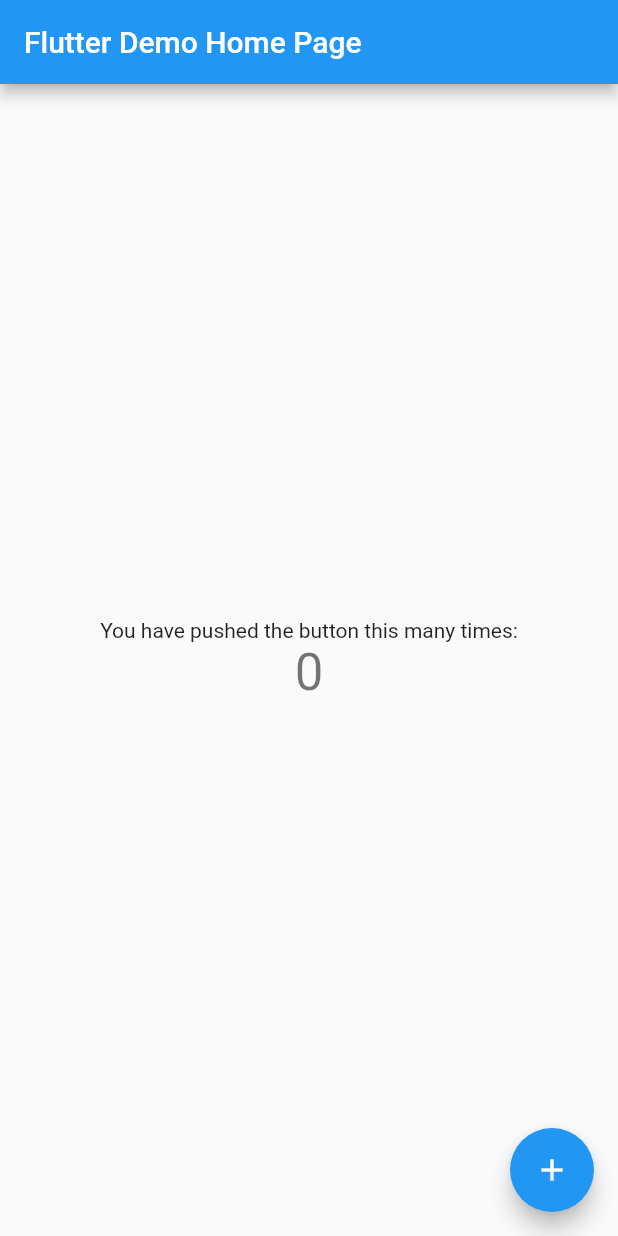
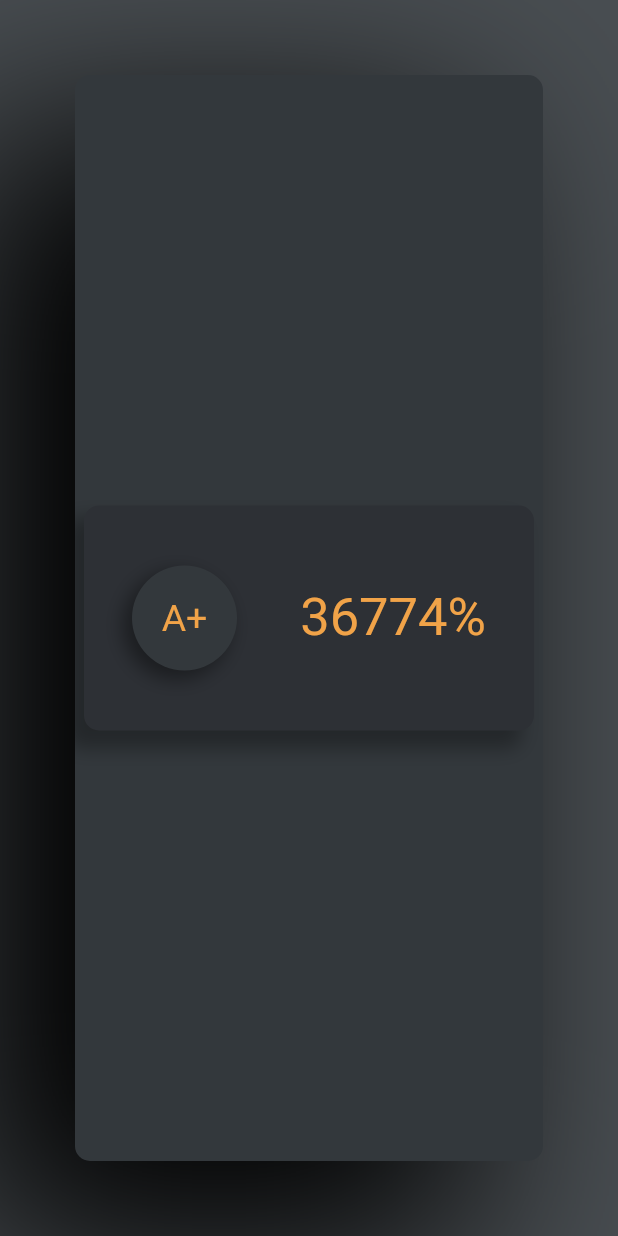
Before and after one commit to DeployChef/BusinessCard, a Flutter app: the screen it shows after launch, on a phone screen of 412 x 824 dp. Run offline on Flutter 3.47's test engine with Material 2 defaults, Android fonts, the phone set to English and light mode, and no system bars; our stand-ins replace flutter_inset_box_shadow.

Commit message:
2 vars of cards

```diff
--- /dev/null
+++ b/lib/app_colors.dart
@@ -0,0 +1,8 @@
+import 'package:flutter/material.dart';
+
+class AppColors{
+  static Color backColor = Color(0xFF494E52);
+  static Color plateColor = Color(0xFF33383C);
+  static Color cardColor = Color(0xFF2D3035);
+  static Color orangeTextColor = Color(0xFFF1A348);
+}
--- /dev/null
+++ b/lib/home.dart
@@ -0,0 +1,38 @@
+import 'package:business_card/app_colors.dart';
+import 'package:business_card/stats_card.dart';
+import 'package:business_card/stats_card2.dart';
+import 'package:flutter/material.dart';
+
+class Home extends StatelessWidget {
+  const Home({Key? key}) : super(key: key);
+
+  @override
+  Widget build(BuildContext context) {
+    return Scaffold(
+      backgroundColor: AppColors.backColor,
+      body: Padding(
+        padding: const EdgeInsets.all(50),
+        child: DecoratedBox(
+          decoration: BoxDecoration(
+            boxShadow: [
+              BoxShadow(
+                blurRadius: 120,
+                spreadRadius: 15,
+                offset: Offset(-60, 50),
+              ),
+            ],
+          ),
+          child: ClipRRect(
+            borderRadius: BorderRadius.circular(10),
+            child: Container(
+              color: AppColors.plateColor,
+              child: Center(
+                child: StatsCard2()
+                ),
+            ),
+          ),
+        ),
+      ),
+    );
+  }
+}
--- a/lib/main.dart
+++ b/lib/main.dart
@@ -1,3 +1,4 @@
+import 'package:business_card/home.dart';
 import 'package:flutter/material.dart';
 
 void main() {
@@ -11,105 +12,11 @@ class MyApp extends StatelessWidget {
   @override
   Widget build(BuildContext context) {
     return MaterialApp(
-      title: 'Flutter Demo',
+      title: 'Business Card',
       theme: ThemeData(
-        // This is the theme of your application.
-        //
-        // Try running your application with "flutter run". You'll see the
-        // application has a blue toolbar. Then, without quitting the app, try
-        // changing the primarySwatch below to Colors.green and then invoke
-        // "hot reload" (press "r" in the console where you ran "flutter run",
-        // or simply save your changes to "hot reload" in a Flutter IDE).
-        // Notice that the counter didn't reset back to zero; the application
-        // is not restarted.
         primarySwatch: Colors.blue,
       ),
-      home: const MyHomePage(title: 'Flutter Demo Home Page'),
+      home: Home(),
     );
   }
 }
-
-class MyHomePage extends StatefulWidget {
-  const MyHomePage({Key? key, required this.title}) : super(key: key);
-
-  // This widget is the home page of your application. It is stateful, meaning
-  // that it has a State object (defined below) that contains fields that affect
-  // how it looks.
-
-  // This class is the configuration for the state. It holds the values (in this
-  // case the title) provided by the parent (in this case the App widget) and
-  // used by the build method of the State. Fields in a Widget subclass are
-  // always marked "final".
-
-  final String title;
-
-  @override
-  State<MyHomePage> createState() => _MyHomePageState();
-}
-
-class _MyHomePageState extends State<MyHomePage> {
-  int _counter = 0;
-
-  void _incrementCounter() {
-    setState(() {
-      // This call to setState tells the Flutter framework that something has
-      // changed in this State, which causes it to rerun the build method below
-      // so that the display can reflect the updated values. If we changed
-      // _counter without calling setState(), then the build method would not be
-      // called again, and so nothing would appear to happen.
-      _counter++;
-    });
-  }
-
-  @override
-  Widget build(BuildContext context) {
-    // This method is rerun every time setState is called, for instance as done
-    // by the _incrementCounter method above.
-    //
-    // The Flutter framework has been optimized to make rerunning build methods
-    // fast, so that you can just rebuild anything that needs updating rather
-    // than having to individually change instances of widgets.
-    return Scaffold(
-      appBar: AppBar(
-        // Here we take the value from the MyHomePage object that was created by
-        // the App.build method, and use it to set our appbar title.
-        title: Text(widget.title),
-      ),
-      body: Center(
-        // Center is a layout widget. It takes a single child and positions it
-        // in the middle of the parent.
-        child: Column(
-          // Column is also a layout widget. It takes a list of children and
-          // arranges them vertically. By default, it sizes itself to fit its
-          // children horizontally, and tries to be as tall as its parent.
-          //
-          // Invoke "debug painting" (press "p" in the console, choose the
-          // "Toggle Debug Paint" action from the Flutter Inspector in Android
-          // Studio, or the "Toggle Debug Paint" command in Visual Studio Code)
-          // to see the wireframe for each widget.
-          //
-          // Column has various properties to control how it sizes itself and
-          // how it positions its children. Here we use mainAxisAlignment to
-          // center the children vertically; the main axis here is the vertical
-          // axis because Columns are vertical (the cross axis would be
-          // horizontal).
-          mainAxisAlignment: MainAxisAlignment.center,
-          children: <Widget>[
-            const Text(
-              'You have pushed the button this many times:',
-            ),
-            Text(
-              '$_counter',
-              style: Theme.of(context).textTheme.headline4,
-            ),
-          ],
-        ),
-      ),
-      floatingActionButton: FloatingActionButton(
-        onPressed: _incrementCounter,
-        tooltip: 'Increment',
-        child: const Icon(Icons.add),
-      ), // This trailing comma makes auto-formatting nicer for build methods.
-    );
-  }
-}
--- /dev/null
+++ b/lib/stats_card.dart
@@ -0,0 +1,48 @@
+import 'package:business_card/app_colors.dart';
+import 'package:flutter/material.dart' hide BoxDecoration, BoxShadow;
+import 'package:flutter_inset_box_shadow/flutter_inset_box_shadow.dart';
+
+class StatsCard extends StatelessWidget {
+  const StatsCard({Key? key}) : super(key: key);
+
+  @override
+  Widget build(BuildContext context) {
+    return Container(
+      height: 150,
+      width: 300,
+      decoration: BoxDecoration(
+        borderRadius: BorderRadius.circular(10),
+        border: Border.all(color: AppColors.cardColor, width: 2),
+        color: AppColors.cardColor,
+        boxShadow: [
+          BoxShadow(
+            color: Colors.black.withOpacity(0.3),
+            blurRadius: 10,
+            spreadRadius: 2,
+            offset: Offset(0,-10),
+          ),
+          BoxShadow(
+            color: Colors.white.withOpacity(0.1),
+            blurRadius: 10,
+            spreadRadius: 2,
+            offset: Offset(0,15),
+          ),
+          BoxShadow(
+            color: Colors.black.withOpacity(0.4),
+            blurRadius: 10,
+            spreadRadius: 2,
+            inset: true,
+            offset: Offset(0,-15),
+          ),
+          BoxShadow(
+            color: Colors.white.withOpacity(0.2),
+            blurRadius: 10,
+            spreadRadius: 2,
+            inset: true,
+            offset: Offset(0,15),
+          ),
+        ],
+      ),
+    );
+  }
+}
--- /dev/null
+++ b/lib/stats_card2.dart
@@ -0,0 +1,64 @@
+import 'package:business_card/app_colors.dart';
+import 'package:flutter/material.dart' hide BoxDecoration, BoxShadow;
+import 'package:flutter_inset_box_shadow/flutter_inset_box_shadow.dart';
+
+class StatsCard2 extends StatelessWidget {
+  const StatsCard2({Key? key}) : super(key: key);
+
+  @override
+  Widget build(BuildContext context) {
+    return Container(
+      height: 150,
+      width: 300,
+      decoration: BoxDecoration(
+        borderRadius: BorderRadius.circular(10),
+        border: Border.all(color: AppColors.cardColor, width: 2),
+        color: AppColors.cardColor,
+        boxShadow: [
+          BoxShadow(
+            color: Colors.black.withOpacity(0.3),
+            blurRadius: 10,
+            spreadRadius: 2,
+            offset: Offset(-10, 10),
+          ),
+        ],
+      ),
+      child: Padding(
+        padding: EdgeInsets.symmetric(horizontal: 30),
+        child: Row(
+          mainAxisAlignment: MainAxisAlignment.spaceBetween,
+          children: [
+            Container(
+              height: 70,
+              width: 70,
+              decoration: BoxDecoration(
+                  borderRadius: BorderRadius.circular(90),
+                  color: AppColors.plateColor,
+                  boxShadow: [
+                    BoxShadow(
+                      color: Colors.black.withOpacity(0.4),
+                      blurRadius: 10,
+                      spreadRadius: 1,
+                      offset: Offset(-5, 5),
+                    )
+                  ]),
+              child: Center(
+                child: Text(
+                  "A+",
+                  style: TextStyle(
+                    color: AppColors.orangeTextColor,
+                    fontSize: 25,
+                  ),
+                ),
+              ),
+            ),
+            Text("36774%",style: TextStyle(
+                    color: AppColors.orangeTextColor,
+                    fontSize: 35,
+                  ),),
+          ],
+        ),
+      ),
+    );
+  }
+}
--- a/pubspec.yaml
+++ b/pubspec.yaml
@@ -34,6 +34,7 @@ dependencies:
   # The following adds the Cupertino Icons font to your application.
   # Use with the CupertinoIcons class for iOS style icons.
   cupertino_icons: ^1.0.2
+  flutter_inset_box_shadow: ^1.0.8
 
 dev_dependencies:
   flutter_test:
```
Also changed, not shown: pubspec.lock.
